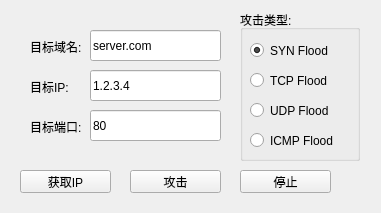
zhyu/PyDDosTool, file MainWindow.ui: the form before one commit.
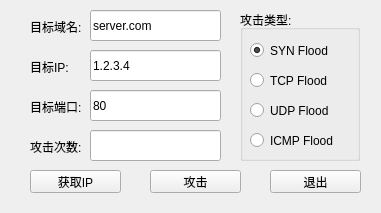
The form after the commit.

The edit to the form file:
```diff
--- a/MainWindow.ui
+++ b/MainWindow.ui
@@ -18,7 +18,7 @@
     <property name="geometry">
      <rect>
       <x>90</x>
-      <y>30</y>
+      <y>10</y>
       <width>131</width>
       <height>31</height>
      </rect>
@@ -31,7 +31,7 @@
     <property name="geometry">
      <rect>
       <x>90</x>
-      <y>70</y>
+      <y>50</y>
       <width>131</width>
       <height>31</height>
      </rect>
@@ -44,7 +44,7 @@
     <property name="geometry">
      <rect>
       <x>90</x>
-      <y>110</y>
+      <y>90</y>
       <width>131</width>
       <height>31</height>
      </rect>
@@ -124,7 +124,7 @@
    <widget class="QPushButton" name="getIPBtn">
     <property name="geometry">
      <rect>
-      <x>20</x>
+      <x>30</x>
       <y>170</y>
       <width>91</width>
       <height>23</height>
@@ -137,7 +137,7 @@
    <widget class="QPushButton" name="AtkBtn">
     <property name="geometry">
      <rect>
-      <x>130</x>
+      <x>150</x>
       <y>170</y>
       <width>91</width>
       <height>23</height>
@@ -150,21 +150,24 @@
    <widget class="QPushButton" name="StopBtn">
     <property name="geometry">
      <rect>
-      <x>240</x>
+      <x>270</x>
       <y>170</y>
       <width>91</width>
       <height>23</height>
      </rect>
     </property>
     <property name="text">
-     <string>停止</string>
+     <string>退出</string>
+    </property>
+    <property name="shortcut">
+     <string>Ctrl+Q</string>
     </property>
    </widget>
    <widget class="QLabel" name="lb_1">
     <property name="geometry">
      <rect>
       <x>30</x>
-      <y>40</y>
+      <y>20</y>
       <width>52</width>
       <height>14</height>
      </rect>
@@ -177,7 +180,7 @@
     <property name="geometry">
      <rect>
       <x>30</x>
-      <y>80</y>
+      <y>60</y>
       <width>52</width>
       <height>14</height>
      </rect>
@@ -190,7 +193,7 @@
     <property name="geometry">
      <rect>
       <x>30</x>
-      <y>120</y>
+      <y>100</y>
       <width>52</width>
       <height>14</height>
      </rect>
@@ -199,6 +202,29 @@
      <string>目标端口:</string>
     </property>
    </widget>
+   <widget class="QLineEdit" name="countInput">
+    <property name="geometry">
+     <rect>
+      <x>90</x>
+      <y>130</y>
+      <width>131</width>
+      <height>31</height>
+     </rect>
+    </property>
+   </widget>
+   <widget class="QLabel" name="lb_4">
+    <property name="geometry">
+     <rect>
+      <x>30</x>
+      <y>140</y>
+      <width>52</width>
+      <height>14</height>
+     </rect>
+    </property>
+    <property name="text">
+     <string>攻击次数:</string>
+    </property>
+   </widget>
   </widget>
  </widget>
  <resources/>
```
Left out of the diff: 23 changed lines with no effect on the pictures.
